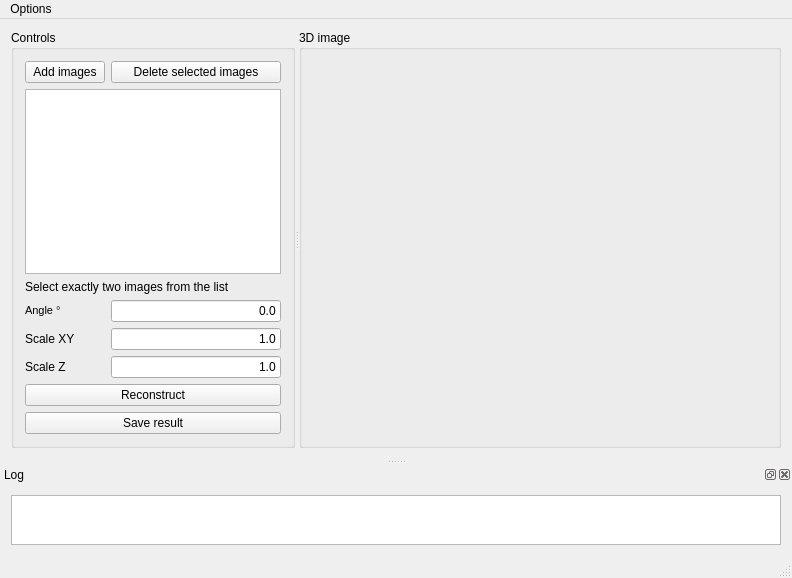
Above: cybervision/UI/mainwindow.ui from zlogic/cybervision before the change. Below: the same form after it.
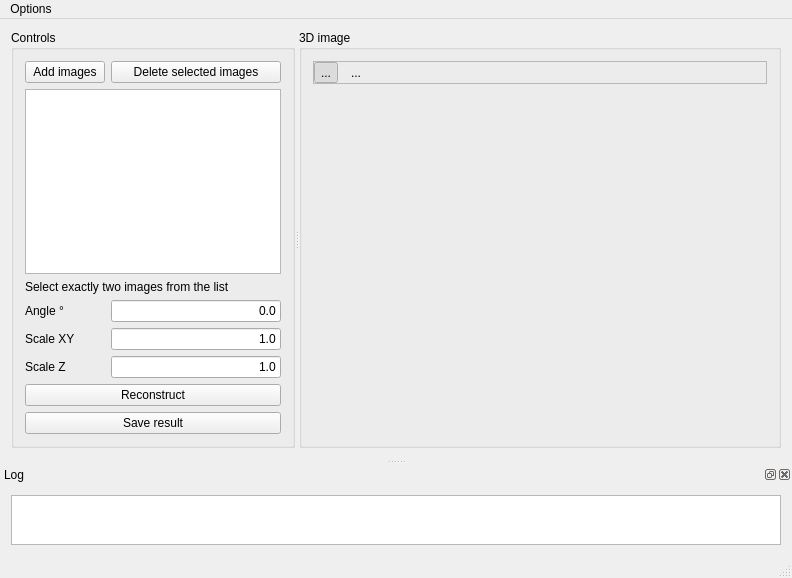
That is the form after the change. Icons and pictures are not drawn. Custom widgets are drawn as their Qt base class.

Diff of the .ui file:
```diff
--- a/cybervision/UI/mainwindow.ui
+++ b/cybervision/UI/mainwindow.ui
@@ -137,11 +137,7 @@
         <item row="4" column="0">
          <widget class="QLabel" name="angleLabel">
           <property name="text">
-           <string>&lt;!DOCTYPE HTML PUBLIC &quot;-//W3C//DTD HTML 4.0//EN&quot; &quot;http://www.w3.org/TR/REC-html40/strict.dtd&quot;&gt;
-&lt;html&gt;&lt;head&gt;&lt;meta name=&quot;qrichtext&quot; content=&quot;1&quot; /&gt;&lt;style type=&quot;text/css&quot;&gt;
-p, li { white-space: pre-wrap; }
-&lt;/style&gt;&lt;/head&gt;&lt;body style=&quot; font-family:'MS Shell Dlg 2'; font-size:8.25pt; font-weight:400; font-style:normal;&quot;&gt;
-&lt;p style=&quot; margin-top:0px; margin-bottom:0px; margin-left:0px; margin-right:0px; -qt-block-indent:0; text-indent:0px;&quot;&gt;&lt;span style=&quot; font-size:8pt;&quot;&gt;Angle &lt;/span&gt;&lt;span style=&quot; font-family:'sans-serif'; color:#000000;&quot;&gt;°&lt;/span&gt;&lt;/p&gt;&lt;/body&gt;&lt;/html&gt;</string>
+           <string>Angle °</string>
           </property>
          </widget>
         </item>
@@ -177,6 +173,70 @@
         <string>3D image</string>
        </property>
        <layout class="QVBoxLayout" name="verticalLayout_2">
+        <item>
+         <widget class="QFrame" name="frame">
+          <property name="frameShape">
+           <enum>QFrame::StyledPanel</enum>
+          </property>
+          <property name="frameShadow">
+           <enum>QFrame::Raised</enum>
+          </property>
+          <layout class="QFormLayout" name="formLayout">
+           <property name="margin">
+            <number>0</number>
+           </property>
+           <item row="0" column="0">
+            <widget class="QToolButton" name="rotateToolButton">
+             <property name="toolTip">
+              <string>Rotate object</string>
+             </property>
+             <property name="text">
+              <string>...</string>
+             </property>
+             <property name="icon">
+              <iconset resource="../ReconstructionResources.qrc">
+               <normaloff>:/icons/UI/icons/arrow-circle.png</normaloff>:/icons/UI/icons/arrow-circle.png</iconset>
+             </property>
+             <property name="checkable">
+              <bool>true</bool>
+             </property>
+             <property name="checked">
+              <bool>true</bool>
+             </property>
+             <property name="autoExclusive">
+              <bool>true</bool>
+             </property>
+             <property name="autoRaise">
+              <bool>true</bool>
+             </property>
+            </widget>
+           </item>
+           <item row="0" column="1">
+            <widget class="QToolButton" name="moveToolButton">
+             <property name="toolTip">
+              <string>Move object</string>
+             </property>
+             <property name="text">
+              <string>...</string>
+             </property>
+             <property name="icon">
+              <iconset resource="../ReconstructionResources.qrc">
+               <normaloff>:/icons/UI/icons/arrow-move.png</normaloff>:/icons/UI/icons/arrow-move.png</iconset>
+             </property>
+             <property name="checkable">
+              <bool>true</bool>
+             </property>
+             <property name="autoExclusive">
+              <bool>true</bool>
+             </property>
+             <property name="autoRaise">
+              <bool>true</bool>
+             </property>
+            </widget>
+           </item>
+          </layout>
+         </widget>
+        </item>
         <item>
          <widget class="CybervisionViewer" name="openGLViewport" native="true">
           <property name="sizePolicy">
```
Left out of the diff: 6 changed lines with no effect on the pictures.
